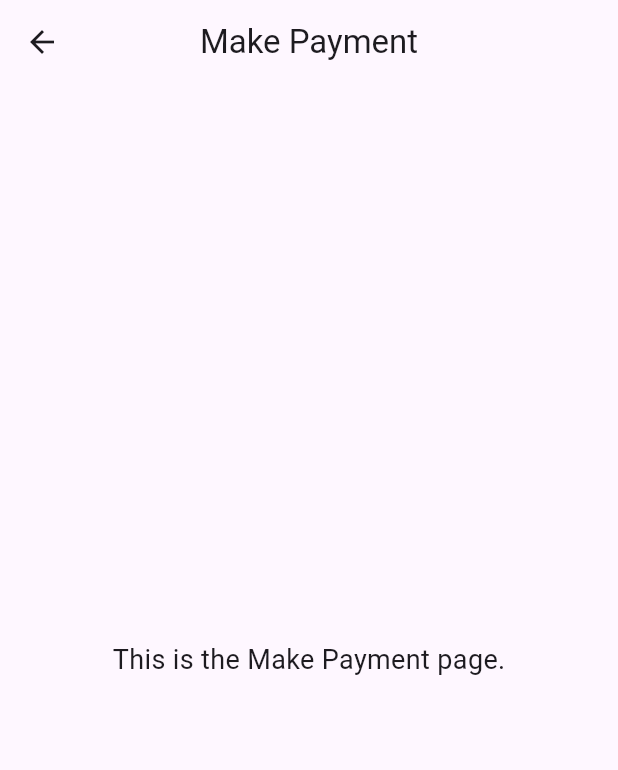
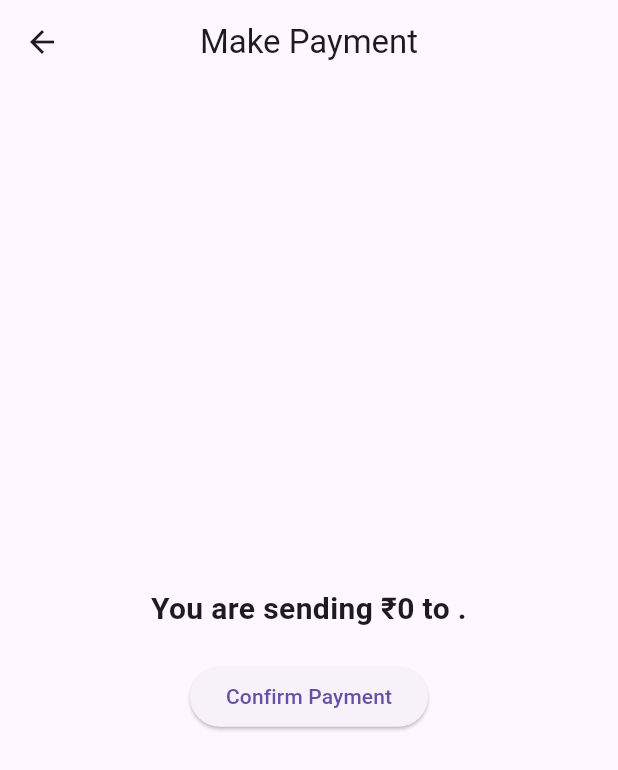
Before and after one commit to SohelPratap/vpay-fluttter, a Flutter app: the HomeScreen screen opened directly, after a tap on "Make Payment", on a phone screen of 412 x 824 dp. Shown: the top 770 px of the screen. Run offline on Flutter 3.47's test engine with Material 3 defaults, Android fonts, the phone set to English and light mode, and no system bars; our stand-ins replace firebase_auth, firebase_core, flutter_dotenv, flutter_tts, intl_phone_number_input, permission_handler and 2 more; missing offline and left inert: phone_state, porcupine_flutter; accounts and stored records are empty; generated files the repository leaves out were written again.

Commit message:
voice + ai working v1

```diff
--- a/lib/features/voice_assistant.dart
+++ b/lib/features/voice_assistant.dart
@@ -72,7 +72,7 @@ class VoiceAssistant {
     print("Starting speech recognition...");
 
     // Make the assistant respond
-    await _speak("How can I help you?");
+    await speak("How can I help you?");
 
     _speech.listen(
       onResult: (result) {
@@ -88,7 +88,7 @@ class VoiceAssistant {
     );
   }
 
-  Future<void> _speak(String text) async {
+  Future<void> speak(String text) async {
     await _tts.setLanguage("en-US");
     await _tts.setSpeechRate(0.5);
     await _tts.speak(text);
--- a/lib/screens/make_payment_page.dart
+++ b/lib/screens/make_payment_page.dart
@@ -2,10 +2,10 @@ import 'package:flutter/material.dart';
 import 'package:flutter_gen/gen_l10n/app_localizations.dart';
 
 class MakePaymentPage extends StatelessWidget {
-  final String? name;
-  final int? amount;
+  final String name;
+  final int amount;
 
-  const MakePaymentPage({Key? key, this.name, this.amount}) : super(key: key);
+  const MakePaymentPage({Key? key, required this.name, required this.amount}) : super(key: key);
 
   @override
   Widget build(BuildContext context) {
@@ -15,16 +15,25 @@ class MakePaymentPage extends StatelessWidget {
         centerTitle: true,
       ),
       body: Center(
+        child: Padding(
+          padding: const EdgeInsets.all(16.0),
           child: Column(
             mainAxisAlignment: MainAxisAlignment.center,
             children: [
               Text(
-              AppLocalizations.of(context)!.inside_make_payment,
-              style: TextStyle(fontSize: 18),
+                "You are sending ₹$amount to $name.",
+                style: TextStyle(fontSize: 20, fontWeight: FontWeight.bold),
+                textAlign: TextAlign.center,
               ),
-            if (name != null) Text("Recipient: $name", style: TextStyle(fontSize: 16)),
-            if (amount != null) Text("Amount: ₹$amount", style: TextStyle(fontSize: 16)),
+              SizedBox(height: 20),
+              ElevatedButton(
+                onPressed: () {
+                  // Implement payment logic here
+                },
+                child: Text("Confirm Payment"),
+              ),
             ],
+          ),
         ),
       ),
     );
```
Also changed, not shown: lib/screens/home_screen.dart (+40 -23 lines), 1 other file. Lines whose indentation alone changed are shown as unchanged.
